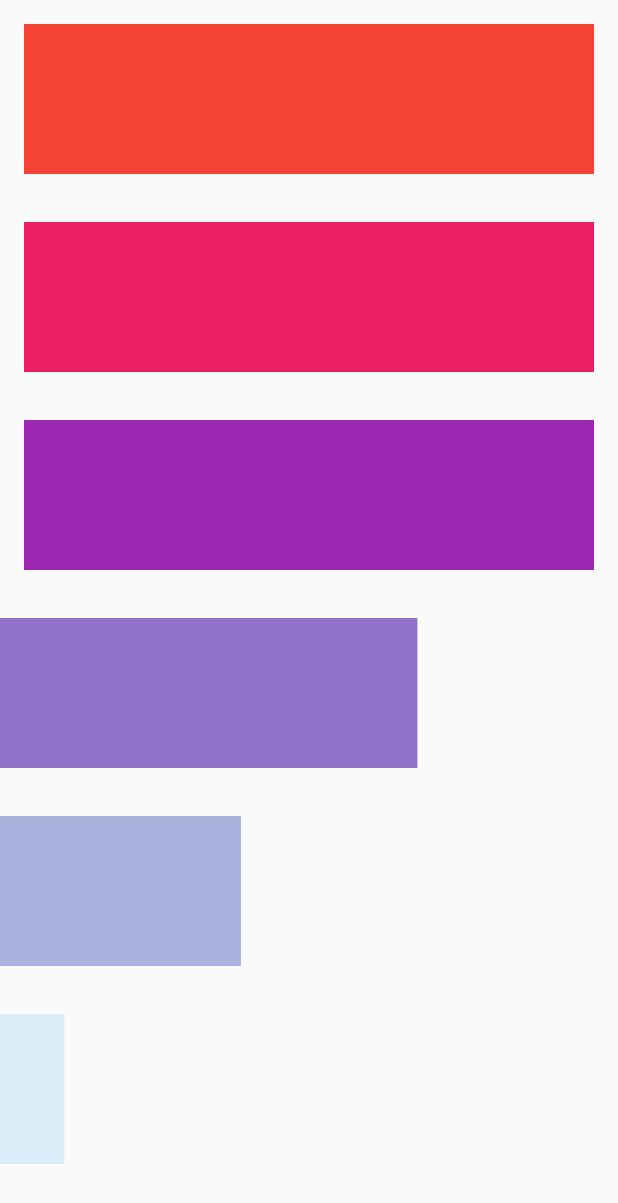
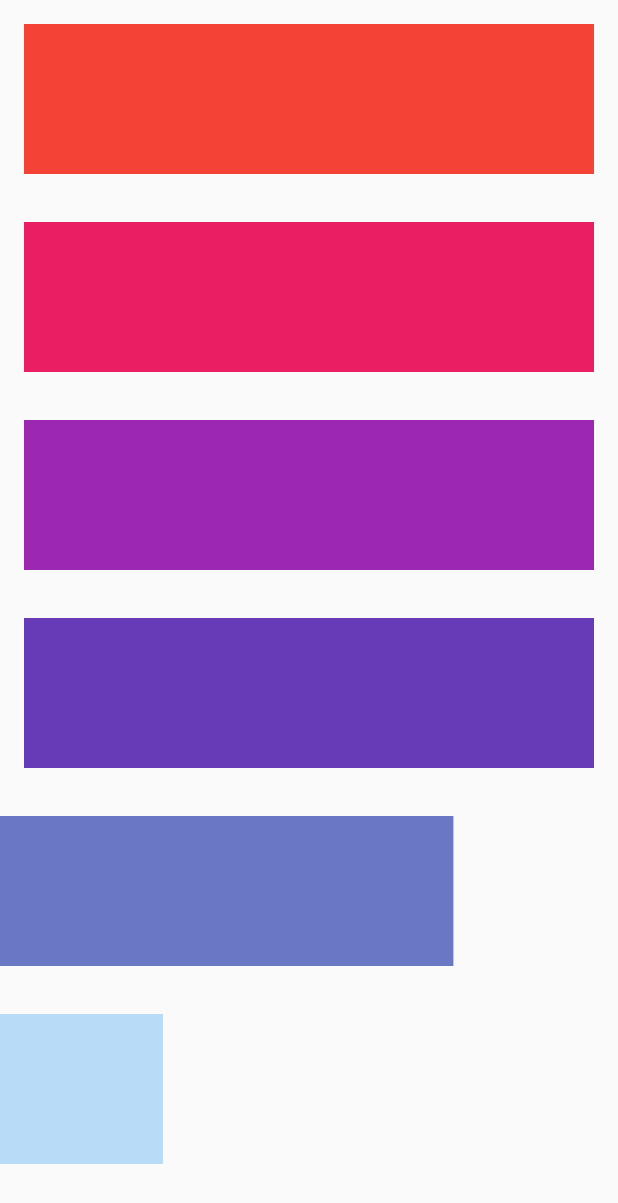
Before and after one commit to sushmoyr/animated_multichild, a Flutter app: the screen it shows after launch, after a tap on "Go", on a phone screen of 412 x 824 dp. Shown: the top 1203 px of the screen. Run offline on Flutter 3.47's test engine with Material 2 defaults, Android fonts, the phone set to English and light mode, and no system bars.

```diff
--- a/example/lib/main.dart
+++ b/example/lib/main.dart
@@ -45,9 +45,8 @@ class MyHomePage extends StatefulWidget {
 class _MyHomePageState extends State<MyHomePage> {
   @override
   Widget build(BuildContext context) {
-    print(AnimationLimiter.shouldRunAnimation(context).toString());
     return Scaffold(
-      body: AnimatedListView(
+      body: AnimatedListView.builder(
         transitionBuilder: (ctx, animation, child) => SlideTransition(
           position: Tween(begin: const Offset(-1, 0), end: Offset.zero)
               .animate(animation),
@@ -57,17 +56,17 @@ class _MyHomePageState extends State<MyHomePage> {
           ),
         ),
         delay: kThemeChangeDuration,
-        duration: const Duration(milliseconds: 700),
-        children: Colors.primaries
-            .map(
-              (e) => Container(
-                margin: EdgeInsets.all(16),
-                color: e,
-                height: 100,
-                width: double.maxFinite,
-              ),
-            )
-            .toList(),
+        curve: Curves.bounceOut,
+        duration: const Duration(milliseconds: 500),
+        itemBuilder: (BuildContext context, int index) {
+          return Container(
+            margin: EdgeInsets.all(16),
+            color: Colors.primaries[index],
+            height: 100,
+            width: double.maxFinite,
+          );
+        },
+        itemCount: Colors.primaries.length,
       ),
     );
   }
--- a/lib/src/animated_widgets/animated_list_view.dart
+++ b/lib/src/animated_widgets/animated_list_view.dart
@@ -515,7 +515,17 @@ class AnimatedListViewWrapper extends BoxScrollView {
           'You can only pass itemExtent or prototypeItem, not both.',
         ),
         childrenDelegate = SliverChildBuilderDelegate(
-          itemBuilder,
+          (BuildContext context, int index) {
+            final Widget child = itemBuilder(context, index);
+            return AnimationContainer(
+              duration: duration,
+              curve: curve,
+              delay: delay * index,
+              builder: (BuildContext context, Animation<double> animation) {
+                return transitionBuilder(context, animation, child);
+              },
+            );
+          },
           findChildIndexCallback: findChildIndexCallback,
           childCount: itemCount,
           addAutomaticKeepAlives: addAutomaticKeepAlive,
--- a/lib/src/configurations/animation_limiter.dart
+++ b/lib/src/configurations/animation_limiter.dart
@@ -20,12 +20,10 @@ class _AnimationLimiterState extends State<AnimationLimiter> {
   @override
   void initState() {
     super.initState();
-    print('Start ${DateTime.now()}');
     WidgetsBinding.instance.addPostFrameCallback((Duration timeStamp) {
       if (!mounted) return;
       setState(() {
         _limitAnimation = widget.limit;
-        print('set limit at ${DateTime.now()}');
       });
     });
   }
```
